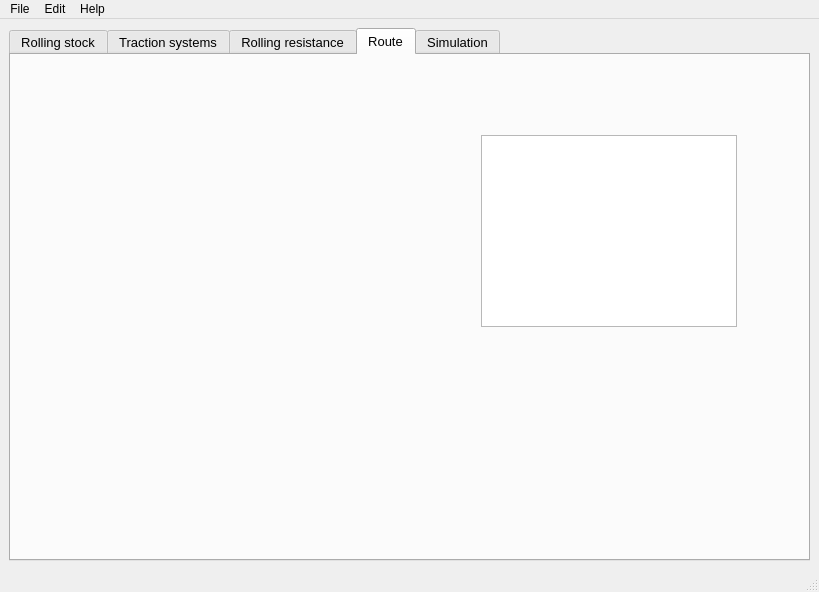
Old version of the form RailwaySim_GUI.ui in the repository danicc097/RailwaySim.
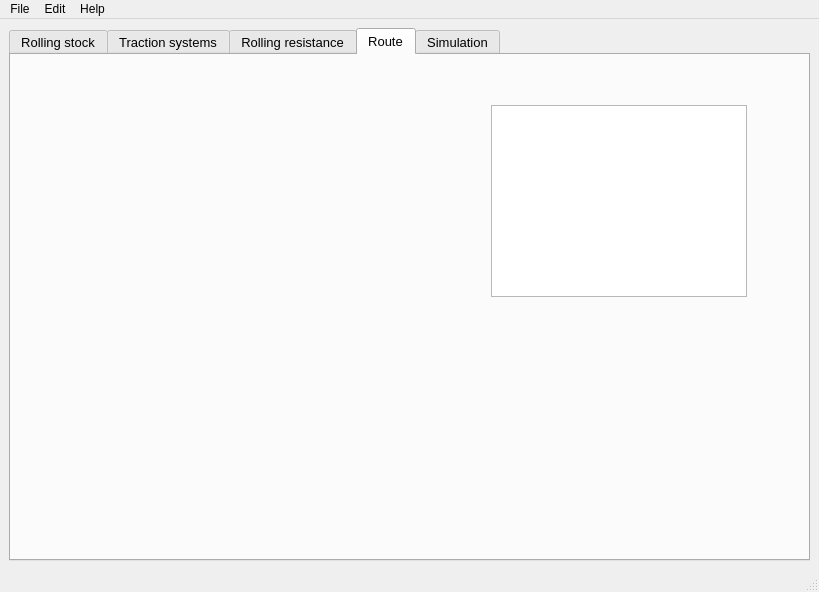
New version of the form. The open tabs and pages were chosen to show the change. Icons and pictures are not drawn.

Diff of the .ui file:
```diff
--- a/RailwaySim_GUI.ui
+++ b/RailwaySim_GUI.ui
@@ -1559,8 +1559,8 @@
        <widget class="QTableWidget" name="tableWidget">
         <property name="geometry">
          <rect>
-          <x>470</x>
-          <y>80</y>
+          <x>480</x>
+          <y>50</y>
           <width>256</width>
           <height>192</height>
          </rect>
```
Left out of the diff: 2 changed lines with no effect on the pictures.
